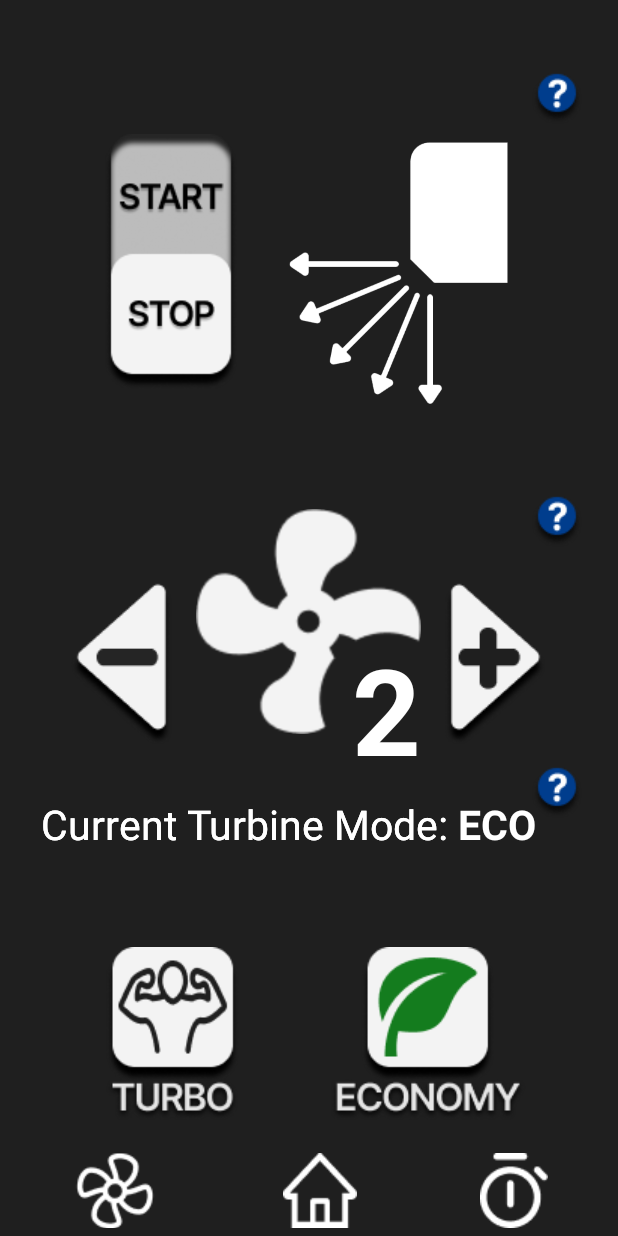
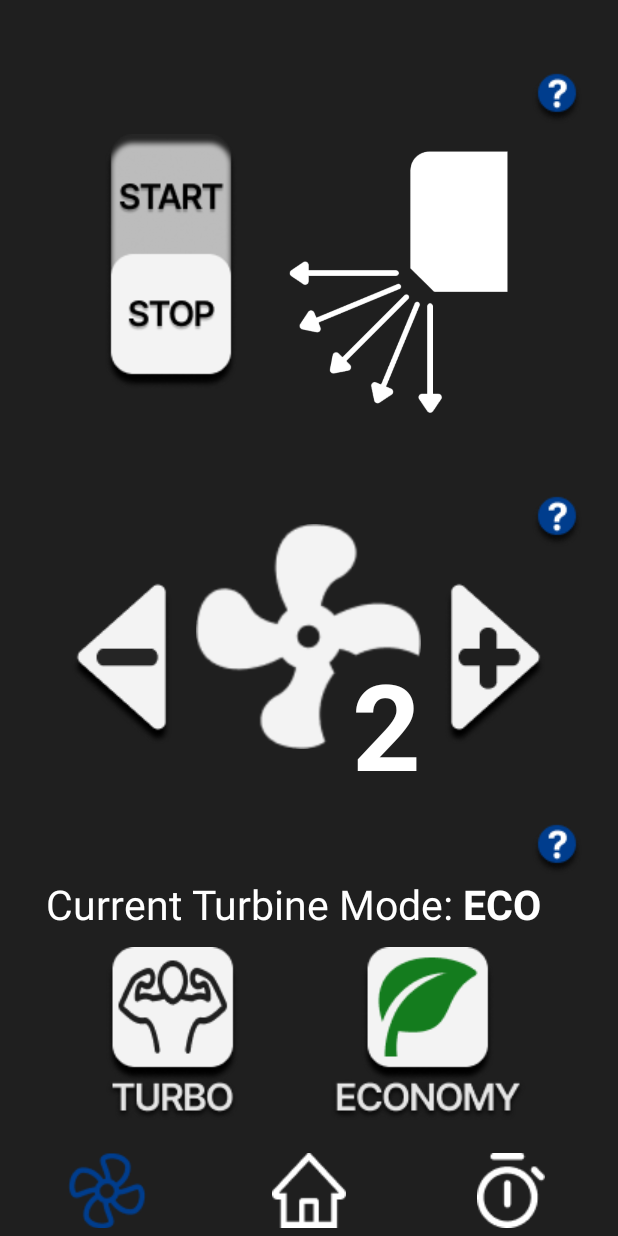
Before and after one commit to DebsTheLemon/AControl, an Android app: the MoreActivity screen opened directly, with no data from a screen before it, on a phone screen of 412 x 824 dp. Run offline under Robolectric (Android 15) with nearby library versions, the phone set to English and light mode, and no system bars.

Commit message:
Added Selected Nav buttons

```diff
--- a/app/src/main/res/layout/activity_more.xml
+++ b/app/src/main/res/layout/activity_more.xml
@@ -34,6 +34,7 @@
         app:layout_constraintTop_toTopOf="parent"
         app:layout_constraintVertical_bias="0.418" />
 
+
     <ImageView
         android:id="@+id/infoModes"
         android:layout_width="wrap_content"
@@ -45,7 +46,7 @@
         app:layout_constraintHorizontal_bias="0.936"
         app:layout_constraintStart_toStartOf="parent"
         app:layout_constraintTop_toTopOf="parent"
-        app:layout_constraintVertical_bias="0.647" />
+        app:layout_constraintVertical_bias="0.695" />
 
     <TextView
         android:id="@+id/txtCurrentTurbineMode2"
@@ -59,11 +60,10 @@
         android:textStyle="normal"
         app:layout_constraintBottom_toTopOf="@+id/turbineModeMenu"
         app:layout_constraintEnd_toEndOf="parent"
-        app:layout_constraintHorizontal_bias="0.205"
+        app:layout_constraintHorizontal_bias="0.227"
         app:layout_constraintStart_toStartOf="parent"
         app:layout_constraintTop_toTopOf="parent"
-        app:layout_constraintVertical_bias="0.38" />
-
+        app:layout_constraintVertical_bias="0.9" />
 
     <RadioGroup
         android:id="@+id/turbineModeMenu"
@@ -99,27 +99,11 @@
     </RadioGroup>
 
     <TextView
-        android:id="@+id/txtCurrentTurbineMode"
-        style="@style/Widget.AppCompat.TextView"
-        android:layout_width="wrap_content"
-        android:layout_height="wrap_content"
-        android:layout_marginTop="492dp"
-        android:text="Current Turbine Mode: "
-        android:textColor="#FFFFFF"
-        android:textSize="27sp"
-        android:textStyle="normal"
-        app:layout_constraintBottom_toTopOf="@+id/turbineModeMenu"
-        app:layout_constraintEnd_toEndOf="parent"
-        app:layout_constraintHorizontal_bias="0.205"
-        app:layout_constraintStart_toStartOf="parent"
-        app:layout_constraintTop_toTopOf="parent"
-        app:layout_constraintVertical_bias="0.38" />
-
-    <TextView
         android:id="@+id/CurrentTurbineVal"
         style="@style/Widget.AppCompat.TextView"
         android:layout_width="wrap_content"
         android:layout_height="wrap_content"
+        android:layout_marginEnd="16dp"
         android:text="ECO"
         android:textColor="#FFFFFF"
         android:textSize="27sp"
@@ -127,7 +111,7 @@
         app:layout_constraintBottom_toBottomOf="@+id/txtCurrentTurbineMode2"
         app:layout_constraintEnd_toEndOf="parent"
         app:layout_constraintHorizontal_bias="0.0"
-        app:layout_constraintStart_toEndOf="@+id/txtCurrentTurbineMode"
+        app:layout_constraintStart_toEndOf="@+id/txtCurrentTurbineMode2"
         app:layout_constraintTop_toTopOf="parent"
         app:layout_constraintVertical_bias="1.0" />
 
@@ -148,11 +132,11 @@
 
         <ImageButton
             android:id="@+id/More"
-            android:layout_width="60dp"
+            android:layout_width="45dp"
             android:layout_height="50dp"
             android:layout_weight="1"
             android:background="#1f1f1f"
-            android:src="@drawable/btn_more" />
+            android:src="@drawable/btn_more_pressed" />
 
         <ImageButton
             android:id="@+id/Home"
@@ -176,12 +160,12 @@
         android:layout_width="150dp"
         android:layout_height="150dp"
         android:src="@drawable/icon_fan"
-        app:layout_constraintBottom_toTopOf="@+id/txtCurrentTurbineMode"
+        app:layout_constraintBottom_toBottomOf="parent"
         app:layout_constraintEnd_toEndOf="parent"
         app:layout_constraintHorizontal_bias="0.498"
         app:layout_constraintStart_toStartOf="parent"
         app:layout_constraintTop_toTopOf="parent"
-        app:layout_constraintVertical_bias="0.891" />
+        app:layout_constraintVertical_bias="0.518" />
 
     <ImageView
         android:id="@+id/Swing"
@@ -218,12 +202,10 @@
         android:textColor="#FFFFFF"
         android:textSize="80sp"
         android:textStyle="bold"
-        app:layout_constraintBottom_toTopOf="@+id/txtCurrentTurbineMode"
         app:layout_constraintEnd_toEndOf="parent"
         app:layout_constraintHorizontal_bias="0.641"
         app:layout_constraintStart_toStartOf="parent"
-        app:layout_constraintTop_toTopOf="@+id/Fan"
-        app:layout_constraintVertical_bias="0.0" />
+        app:layout_constraintTop_toTopOf="@+id/Fan" />
 
     <ImageView
         android:id="@+id/FanPlusBtn"
--- a/app/src/main/res/layout/activity_timer.xml
+++ b/app/src/main/res/layout/activity_timer.xml
@@ -141,7 +141,7 @@
 
         <ImageButton
             android:id="@+id/More"
-            android:layout_width="wrap_content"
+            android:layout_width="45dp"
             android:layout_height="50dp"
             android:layout_weight="1"
             android:background="#1f1f1f"
@@ -163,7 +163,7 @@
             android:layout_height="50dp"
             android:layout_weight="1"
             android:background="#1f1f1f"
-            android:src="@drawable/btn_timer" />
+            android:src="@drawable/btn_timer_pressed" />
     </LinearLayout>
 
 </androidx.constraintlayout.widget.ConstraintLayout>
```
Also changed, not shown: app/src/main/res/drawable/btn_home_pressed.png (added), app/src/main/res/drawable/btn_more_pressed.png (added), app/src/main/res/drawable/btn_timer_pressed.png (added).
